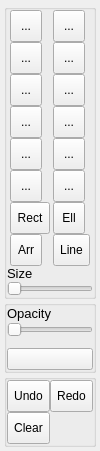
Before: the Qt Designer form src/plugins/rv-packages/annotate/drawpane.ui in rogernelson/OpenRV, drawn with Qt 5.
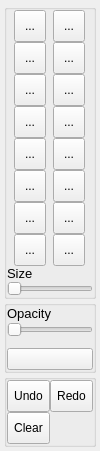
After: the same form once the commit is applied.

Commit message: Add icons from design

```diff
--- a/src/plugins/rv-packages/annotate/drawpane.ui
+++ b/src/plugins/rv-packages/annotate/drawpane.ui
@@ -64,50 +64,50 @@
       </property>
       <item>
        <layout class="QGridLayout" name="gridLayout">
-        <item row="4" column="1">
-         <widget class="QToolButton" name="dodgeButton">
-          <property name="sizePolicy">
-           <sizepolicy hsizetype="Fixed" vsizetype="Fixed">
-            <horstretch>0</horstretch>
-            <verstretch>0</verstretch>
-           </sizepolicy>
-          </property>
-          <property name="minimumSize">
-           <size>
-            <width>32</width>
-            <height>32</height>
-           </size>
-          </property>
-          <property name="text">
-           <string>...</string>
-          </property>
-          <property name="iconSize">
-           <size>
-            <width>32</width>
-            <height>32</height>
-           </size>
-          </property>
-          <property name="shortcut">
-           <string notr="true">Ctrl+S</string>
-          </property>
-          <property name="checkable">
-           <bool>true</bool>
-          </property>
-          <property name="autoExclusive">
-           <bool>true</bool>
-          </property>
-          <property name="toolButtonStyle">
-           <enum>Qt::ToolButtonIconOnly</enum>
-          </property>
-          <property name="autoRaise">
-           <bool>false</bool>
-          </property>
-          <property name="tbstyle" stdset="0">
-           <string>palette</string>
-          </property>
-         </widget>
-        </item>
         <item row="6" column="1">
+         <widget class="QToolButton" name="dodgeButton">
+          <property name="sizePolicy">
+           <sizepolicy hsizetype="Fixed" vsizetype="Fixed">
+            <horstretch>0</horstretch>
+            <verstretch>0</verstretch>
+           </sizepolicy>
+          </property>
+          <property name="minimumSize">
+           <size>
+            <width>32</width>
+            <height>32</height>
+           </size>
+          </property>
+          <property name="text">
+           <string>...</string>
+          </property>
+          <property name="iconSize">
+           <size>
+            <width>32</width>
+            <height>32</height>
+           </size>
+          </property>
+          <property name="shortcut">
+           <string notr="true">Ctrl+S</string>
+          </property>
+          <property name="checkable">
+           <bool>true</bool>
+          </property>
+          <property name="autoExclusive">
+           <bool>true</bool>
+          </property>
+          <property name="toolButtonStyle">
+           <enum>Qt::ToolButtonIconOnly</enum>
+          </property>
+          <property name="autoRaise">
+           <bool>false</bool>
+          </property>
+          <property name="tbstyle" stdset="0">
+           <string>palette</string>
+          </property>
+         </widget>
+        </item>
+        <item row="8" column="1">
          <widget class="QToolButton" name="dropperButton">
           <property name="sizePolicy">
            <sizepolicy hsizetype="Fixed" vsizetype="Fixed">
@@ -144,7 +144,7 @@
           </property>
          </widget>
         </item>
-        <item row="4" column="2">
+        <item row="6" column="2">
          <widget class="QToolButton" name="burnButton">
           <property name="sizePolicy">
            <sizepolicy hsizetype="Fixed" vsizetype="Fixed">
@@ -187,7 +187,7 @@
           </property>
          </widget>
         </item>
-        <item row="3" column="2">
+        <item row="5" column="2">
          <widget class="QToolButton" name="softEraseButton">
           <property name="sizePolicy">
            <sizepolicy hsizetype="Fixed" vsizetype="Fixed">
@@ -224,7 +224,7 @@
           </property>
          </widget>
         </item>
-        <item row="3" column="1">
+        <item row="5" column="1">
          <widget class="QToolButton" name="hardEraseButton">
           <property name="sizePolicy">
            <sizepolicy hsizetype="Fixed" vsizetype="Fixed">
@@ -261,7 +261,7 @@
           </property>
          </widget>
         </item>
-        <item row="2" column="1">
+        <item row="4" column="1">
          <widget class="QToolButton" name="circleButton">
           <property name="sizePolicy">
            <sizepolicy hsizetype="Fixed" vsizetype="Fixed">
@@ -384,7 +384,7 @@
           </property>
          </widget>
         </item>
-        <item row="2" column="2">
+        <item row="4" column="2">
          <widget class="QToolButton" name="gaussButton">
           <property name="sizePolicy">
            <sizepolicy hsizetype="Fixed" vsizetype="Fixed">
@@ -421,7 +421,7 @@
           </property>
          </widget>
         </item>
-        <item row="5" column="2">
+        <item row="7" column="2">
          <widget class="QToolButton" name="cloneButton">
           <property name="minimumSize">
            <size>
@@ -452,7 +452,7 @@
           </property>
          </widget>
         </item>
-        <item row="5" column="1">
+        <item row="7" column="1">
          <widget class="QToolButton" name="smudgeButton">
           <property name="minimumSize">
            <size>
@@ -483,7 +483,7 @@
           </property>
          </widget>
         </item>
-        <item row="6" column="2">
+        <item row="8" column="2">
          <widget class="QToolButton" name="glowButton">
           <property name="minimumSize">
            <size>
@@ -514,7 +514,7 @@
           </property>
          </widget>
         </item>
-        <item row="7" column="1">
+        <item row="3" column="1">
          <widget class="QToolButton" name="rectButton">
           <property name="minimumSize">
            <size>
@@ -523,7 +523,13 @@
            </size>
           </property>
           <property name="text">
-           <string>Rect</string>
+           <string>...</string>
+          </property>
+          <property name="iconSize">
+           <size>
+            <width>32</width>
+            <height>32</height>
+           </size>
           </property>
           <property name="checkable">
            <bool>true</bool>
@@ -532,14 +538,14 @@
            <bool>true</bool>
           </property>
           <property name="toolButtonStyle">
-           <enum>Qt::ToolButtonTextOnly</enum>
+           <enum>Qt::ToolButtonIconOnly</enum>
           </property>
           <property name="tbstyle" stdset="0">
            <string>palette</string>
           </property>
          </widget>
         </item>
-        <item row="7" column="2">
+        <item row="3" column="2">
          <widget class="QToolButton" name="ellipseButton">
           <property name="minimumSize">
            <size>
@@ -548,7 +554,13 @@
            </size>
           </property>
           <property name="text">
-           <string>Ell</string>
+           <string>...</string>
+          </property>
+          <property name="iconSize">
+           <size>
+            <width>32</width>
+            <height>32</height>
+           </size>
           </property>
           <property name="checkable">
            <bool>true</bool>
@@ -557,14 +569,14 @@
            <bool>true</bool>
           </property>
           <property name="toolButtonStyle">
-           <enum>Qt::ToolButtonTextOnly</enum>
+           <enum>Qt::ToolButtonIconOnly</enum>
           </property>
           <property name="tbstyle" stdset="0">
            <string>palette</string>
           </property>
          </widget>
         </item>
-        <item row="8" column="1">
+        <item row="2" column="2">
          <widget class="QToolButton" name="arrowButton">
           <property name="minimumSize">
            <size>
@@ -573,7 +585,13 @@
            </size>
           </property>
           <property name="text">
-           <string>Arr</string>
+           <string>...</string>
+          </property>
+          <property name="iconSize">
+           <size>
+            <width>32</width>
+            <height>32</height>
+           </size>
           </property>
           <property name="checkable">
            <bool>true</bool>
@@ -582,14 +600,14 @@
            <bool>true</bool>
           </property>
           <property name="toolButtonStyle">
-           <enum>Qt::ToolButtonTextOnly</enum>
+           <enum>Qt::ToolButtonIconOnly</enum>
           </property>
           <property name="tbstyle" stdset="0">
            <string>palette</string>
           </property>
          </widget>
         </item>
-        <item row="8" column="2">
+        <item row="2" column="1">
          <widget class="QToolButton" name="lineButton">
           <property name="minimumSize">
            <size>
@@ -598,7 +616,13 @@
            </size>
           </property>
           <property name="text">
-           <string>Line</string>
+           <string>...</string>
+          </property>
+          <property name="iconSize">
+           <size>
+            <width>32</width>
+            <height>32</height>
+           </size>
           </property>
           <property name="checkable">
            <bool>true</bool>
@@ -607,7 +631,7 @@
            <bool>true</bool>
           </property>
           <property name="toolButtonStyle">
-           <enum>Qt::ToolButtonTextOnly</enum>
+           <enum>Qt::ToolButtonIconOnly</enum>
           </property>
           <property name="tbstyle" stdset="0">
            <string>palette</string>
```
The commit also changes 5 other files.
